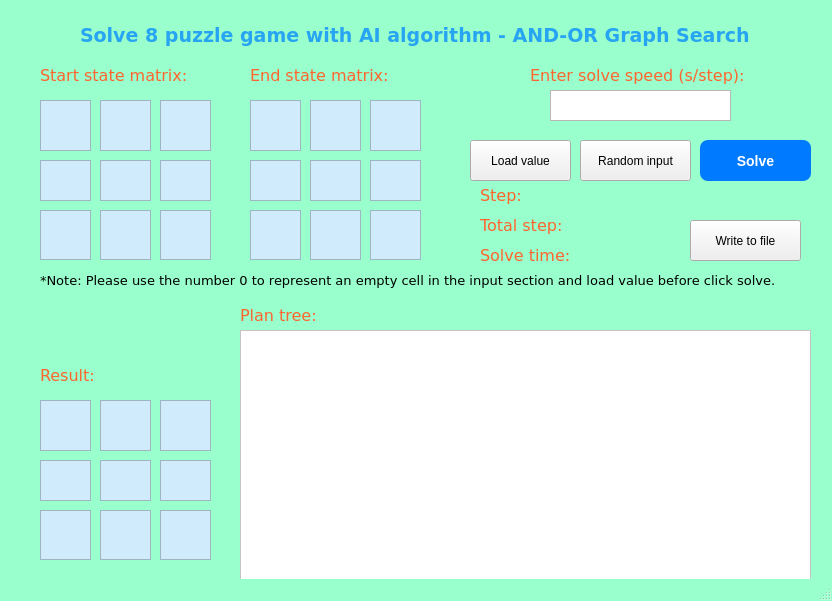
The window that AND_OR_graph_search_GUI.ui (DuyVo-2005/AI-personal-project---8-puzzle-game) describes before a commit, drawn with Qt 5.
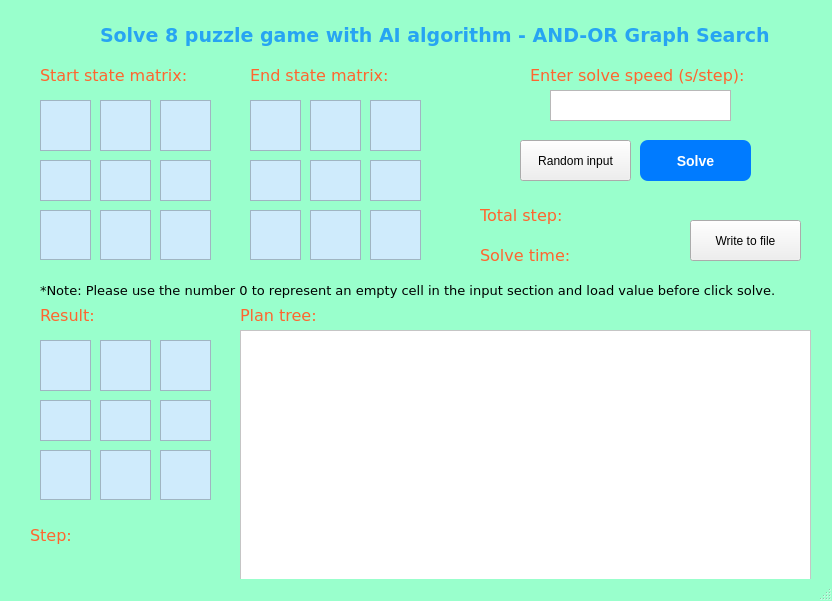
The same window after the commit.

Commit message: update backend and or graph search

What changed in the file:
```diff
--- a/AND_OR_graph_search_GUI.ui
+++ b/AND_OR_graph_search_GUI.ui
@@ -46,7 +46,7 @@
    <widget class="QPushButton" name="btnSolve">
     <property name="geometry">
      <rect>
-      <x>700</x>
+      <x>640</x>
       <y>140</y>
       <width>111</width>
       <height>41</height>
@@ -79,7 +79,7 @@
    <widget class="QLabel" name="lblTitle">
     <property name="geometry">
      <rect>
-      <x>80</x>
+      <x>100</x>
       <y>20</y>
       <width>691</width>
       <height>31</height>
@@ -304,7 +304,7 @@
     <property name="geometry">
      <rect>
       <x>160</x>
-      <y>400</y>
+      <y>340</y>
       <width>51</width>
       <height>51</height>
      </rect>
@@ -329,7 +329,7 @@
     <property name="geometry">
      <rect>
       <x>40</x>
-      <y>510</y>
+      <y>450</y>
       <width>51</width>
       <height>50</height>
      </rect>
@@ -354,7 +354,7 @@
     <property name="geometry">
      <rect>
       <x>100</x>
-      <y>510</y>
+      <y>450</y>
       <width>51</width>
       <height>50</height>
      </rect>
@@ -379,7 +379,7 @@
     <property name="geometry">
      <rect>
       <x>160</x>
-      <y>510</y>
+      <y>450</y>
       <width>51</width>
       <height>50</height>
      </rect>
@@ -404,7 +404,7 @@
     <property name="geometry">
      <rect>
       <x>100</x>
-      <y>460</y>
+      <y>400</y>
       <width>51</width>
       <height>41</height>
      </rect>
@@ -429,7 +429,7 @@
     <property name="geometry">
      <rect>
       <x>40</x>
-      <y>460</y>
+      <y>400</y>
       <width>51</width>
       <height>41</height>
      </rect>
@@ -454,7 +454,7 @@
     <property name="geometry">
      <rect>
       <x>40</x>
-      <y>400</y>
+      <y>340</y>
       <width>51</width>
       <height>51</height>
      </rect>
@@ -479,7 +479,7 @@
     <property name="geometry">
      <rect>
       <x>100</x>
-      <y>400</y>
+      <y>340</y>
       <width>51</width>
       <height>51</height>
      </rect>
@@ -504,7 +504,7 @@
     <property name="geometry">
      <rect>
       <x>160</x>
-      <y>460</y>
+      <y>400</y>
       <width>51</width>
       <height>41</height>
      </rect>
@@ -529,7 +529,7 @@
     <property name="geometry">
      <rect>
       <x>40</x>
-      <y>360</y>
+      <y>300</y>
       <width>161</width>
       <height>31</height>
      </rect>
@@ -552,9 +552,9 @@
    <widget class="QLabel" name="lblStep">
     <property name="geometry">
      <rect>
-      <x>480</x>
-      <y>180</y>
-      <width>161</width>
+      <x>30</x>
+      <y>520</y>
+      <width>71</width>
       <height>31</height>
      </rect>
     </property>
@@ -577,8 +577,8 @@
    <widget class="QPlainTextEdit" name="txtStep">
     <property name="geometry">
      <rect>
-      <x>580</x>
-      <y>240</y>
+      <x>80</x>
+      <y>520</y>
       <width>101</width>
       <height>31</height>
      </rect>
@@ -586,7 +586,7 @@
     <property name="font">
      <font>
       <family>Verdana</family>
-      <pointsize>10</pointsize>
+      <pointsize>12</pointsize>
      </font>
     </property>
     <property name="styleSheet">
@@ -606,8 +606,8 @@
     <property name="geometry">
      <rect>
       <x>480</x>
-      <y>210</y>
-      <width>161</width>
+      <y>200</y>
+      <width>101</width>
       <height>31</height>
      </rect>
     </property>
@@ -629,8 +629,8 @@
    <widget class="QPlainTextEdit" name="txtTotalStep">
     <property name="geometry">
      <rect>
-      <x>570</x>
-      <y>210</y>
+      <x>580</x>
+      <y>200</y>
       <width>101</width>
       <height>31</height>
      </rect>
@@ -638,7 +638,7 @@
     <property name="font">
      <font>
       <family>Verdana</family>
-      <pointsize>10</pointsize>
+      <pointsize>12</pointsize>
      </font>
     </property>
     <property name="styleSheet">
@@ -659,7 +659,7 @@
      <rect>
       <x>480</x>
       <y>240</y>
-      <width>161</width>
+      <width>111</width>
       <height>31</height>
      </rect>
     </property>
@@ -681,8 +681,8 @@
    <widget class="QPlainTextEdit" name="txtSolveTime">
     <property name="geometry">
      <rect>
-      <x>530</x>
-      <y>180</y>
+      <x>580</x>
+      <y>240</y>
       <width>101</width>
       <height>31</height>
      </rect>
@@ -690,7 +690,7 @@
     <property name="font">
      <font>
       <family>Verdana</family>
-      <pointsize>10</pointsize>
+      <pointsize>12</pointsize>
      </font>
     </property>
     <property name="styleSheet">
@@ -732,37 +732,11 @@
      <string>Write to file</string>
     </property>
    </widget>
-   <widget class="QPushButton" name="btnLoadValue">
-    <property name="geometry">
-     <rect>
-      <x>470</x>
-      <y>140</y>
-      <width>101</width>
-      <height>41</height>
-     </rect>
-    </property>
-    <property name="styleSheet">
-     <string notr="true">/*QPushButton{
-	background-color: #EEE2DC;
-	border-radius: 10px;
-}*/
-QPushButton#writeToFile {
-    background-color: #28A745;
-}
-
-QPushButton#writeToFile:hover {
-    background-color: #218838;
-}</string>
-    </property>
-    <property name="text">
-     <string>Load value</string>
-    </property>
-   </widget>
    <widget class="QLabel" name="lblNote">
     <property name="geometry">
      <rect>
       <x>40</x>
-      <y>270</y>
+      <y>280</y>
       <width>781</width>
       <height>21</height>
      </rect>
@@ -780,7 +754,7 @@
    <widget class="QPushButton" name="btnRandomInput">
     <property name="geometry">
      <rect>
-      <x>580</x>
+      <x>520</x>
       <y>140</y>
       <width>111</width>
       <height>41</height>
```
The commit also changes 4 other files.
